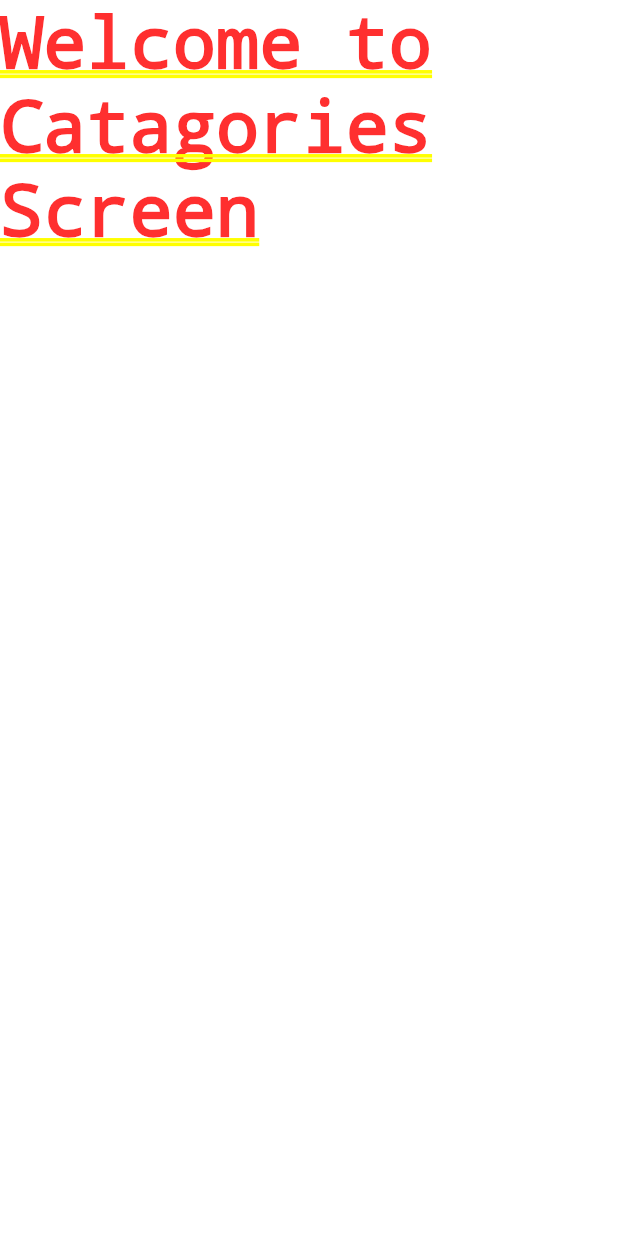
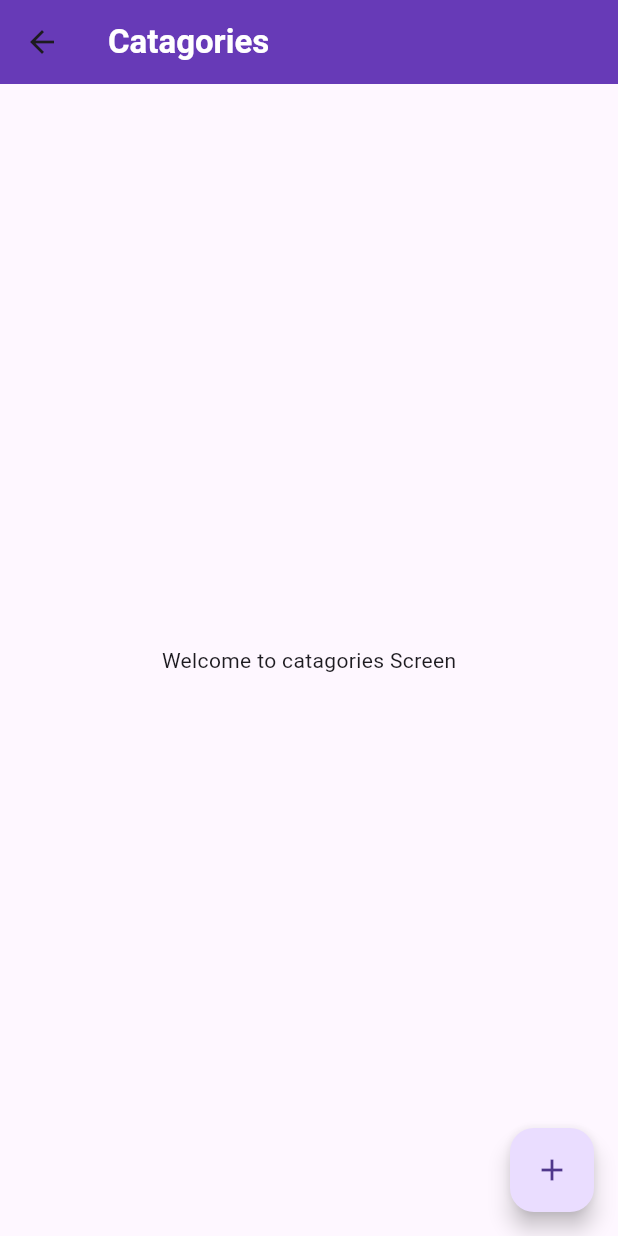
Before and after one commit to IbrahimAhmed413/sqflite, a Flutter app: the DrawarNavigation widget shown alone on an empty page, opened directly, after a tap on "Catagories", on a phone screen of 412 x 824 dp. Run offline on Flutter 3.47's test engine with Material 3 defaults, Android fonts, the phone set to English and light mode, and no system bars.

Commit message:
Generated forms

```diff
--- a/lib/catagoriesScreen.dart
+++ b/lib/catagoriesScreen.dart
@@ -1,4 +1,5 @@
 import 'package:flutter/material.dart';
+import 'package:sqflite/home_screen.dart';
 
 class CatagoriesScreen extends StatefulWidget {
   const CatagoriesScreen({super.key});
@@ -8,8 +9,57 @@ class CatagoriesScreen extends StatefulWidget {
 }
 
 class _CatagoriesScreenState extends State<CatagoriesScreen> {
+  _showFormDialog(BuildContext context) {
+    return showDialog(
+        context: context,
+        barrierDismissible: true,
+        builder: (param) {
+          return AlertDialog(
+            actions: [
+              TextButton(onPressed: () {}, child: Text("Cancel")),
+              TextButton(onPressed: () {}, child: Text("Save")),
+            ],
+            title: Text("catagories form"),
+            content: SingleChildScrollView(
+              child: Column(
+                children: [
+                  TextField(
+                    decoration: InputDecoration(
+                        hintText: "Write a Catagory", labelText: "Catagory"),
+                  ),
+                  TextField(
+                    decoration: InputDecoration(
+                        hintText: "Write a Description",
+                        labelText: "Description"),
+                  )
+                ],
+              ),
+            ),
+          );
+        });
+  }
+
   @override
   Widget build(BuildContext context) {
-    return Text("Welcome to Catagories Screen");
+    return Scaffold(
+      appBar: AppBar(
+        backgroundColor: Colors.deepPurple,
+        leading: BackButton(
+            onPressed: () => Navigator.of(context).push(MaterialPageRoute(
+                  builder: (context) => HomeScreen(),
+                ))),
+        title: Text(
+          "Catagories",
+          style: TextStyle(color: Colors.white, fontWeight: FontWeight.bold),
+        ),
+      ),
+      body: Center(child: Text("Welcome to catagories Screen")),
+      floatingActionButton: FloatingActionButton(
+        onPressed: () {
+          _showFormDialog(context);
+        },
+        child: Icon(Icons.add),
+      ),
+    );
   }
 }
--- a/lib/helpers/drawar_navigation.dart
+++ b/lib/helpers/drawar_navigation.dart
@@ -19,9 +19,9 @@ class _DrawarNavigationState extends State<DrawarNavigation> {
               currentAccountPicture: CircleAvatar(
                 backgroundImage: AssetImage(''),
               ),
-              accountName: Text("Ibrahim"),
+              accountName: Text("Ibrahim Ahmed"),
               accountEmail: Text("ibrahimahmed12333@gmail.com"),
-              decoration: BoxDecoration(color: Colors.blue),
+              decoration: BoxDecoration(color: Colors.deepPurple),
             ),
             ListTile(
               leading: Icon(Icons.home),
--- a/lib/home_screen.dart
+++ b/lib/home_screen.dart
@@ -14,7 +14,7 @@ class _HomeScreenState extends State<HomeScreen> {
           backgroundColor: Colors.deepPurple,
           title: Text(
             "To-Do List",
-            style: TextStyle(color: Colors.white),
+            style: TextStyle(color: Colors.white, fontWeight: FontWeight.bold),
           ),
         ),
         drawer: DrawarNavigation());
```
